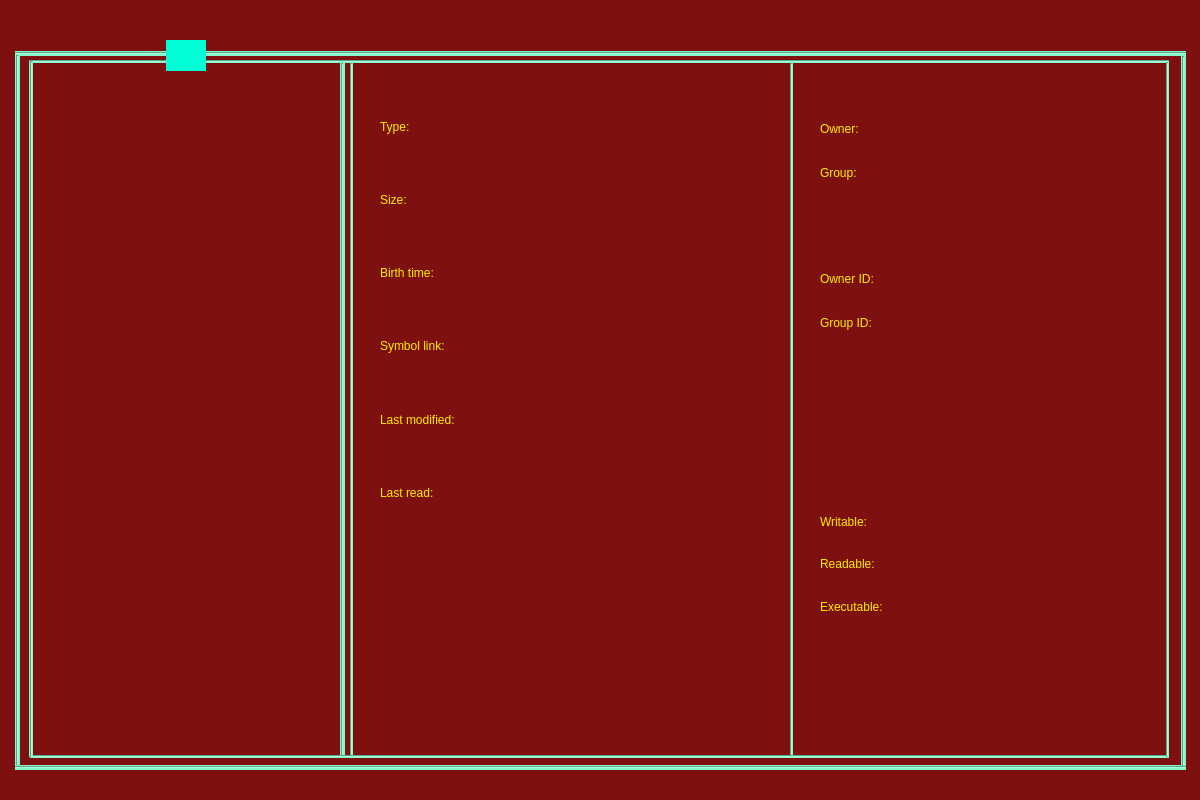
Qt form src/Ui/MainWindow.ui (Danton666/File-Manager) before a commit.
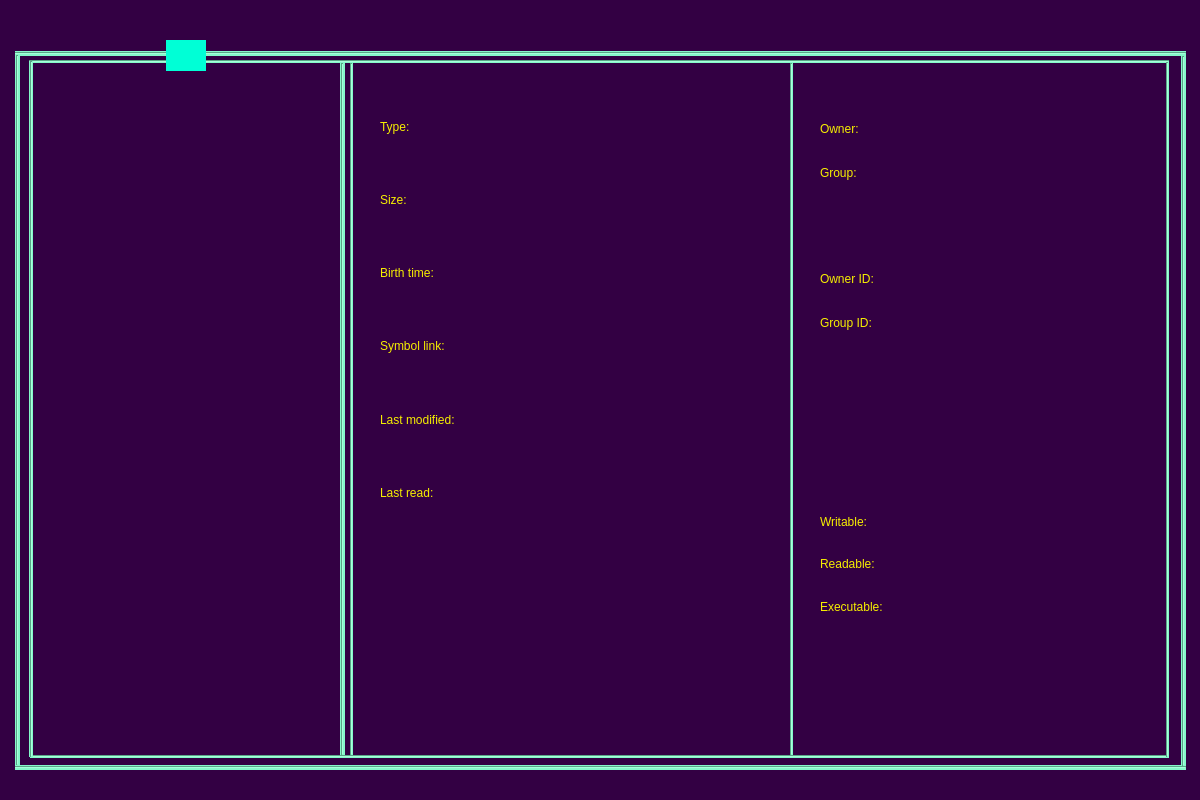
The same form after that commit.

Commit message: Added different colors for dir, file and hidden file Also using hot key 'Ctrl+Q' can be quit the app

The edit to the form file:
```diff
--- a/src/Ui/MainWindow.ui
+++ b/src/Ui/MainWindow.ui
@@ -14,8 +14,9 @@
    <string>Manager</string>
   </property>
   <property name="styleSheet">
-   <string notr="true">
-background-color: rgb(127, 16, 16);</string>
+   <string notr="true">background-color: rgb(51, 0, 67);
+
+</string>
   </property>
   <widget class="QWidget" name="centralwidget">
    <widget class="Line" name="Hline_1">
```
The commit also changes 2 other files.
